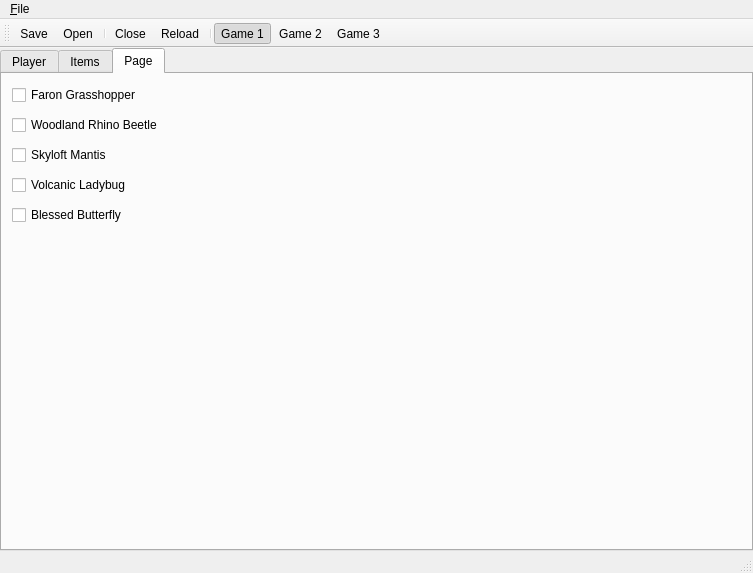
The window that save editor/SS_SaveEditor/mainwindow.ui (Antidote/skyward-sword-save-editor) describes before a commit, drawn with Qt 5.
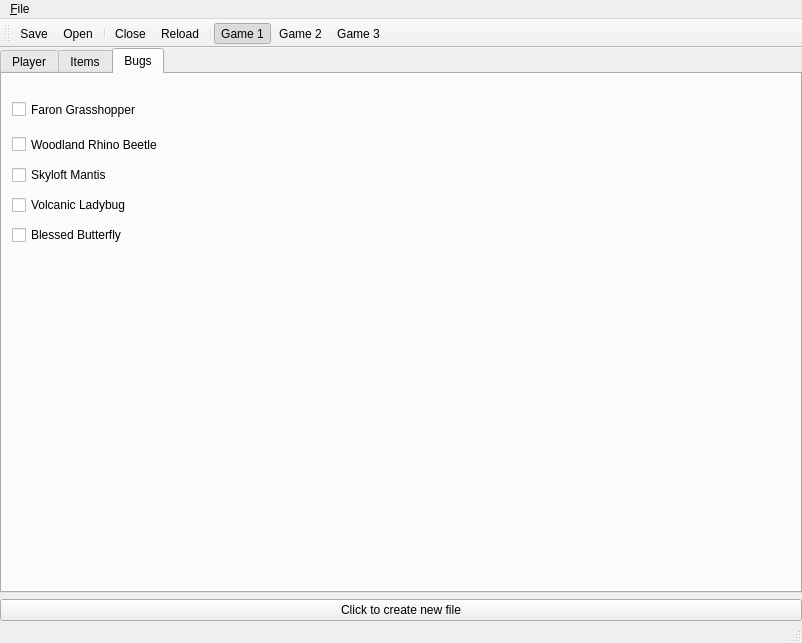
The same window after the commit. The open tabs and pages were chosen to show the change. Icons and pictures are not drawn.

What changed in the file:
```diff
--- a/save editor/SS_SaveEditor/mainwindow.ui
+++ b/save editor/SS_SaveEditor/mainwindow.ui
@@ -6,18 +6,15 @@
    <rect>
     <x>0</x>
     <y>0</y>
-    <width>753</width>
-    <height>573</height>
+    <width>802</width>
+    <height>643</height>
    </rect>
   </property>
   <property name="windowTitle">
    <string>WiiKing2 Editor</string>
   </property>
   <widget class="QWidget" name="centralWidget">
-   <layout class="QHBoxLayout" name="horizontalLayout_6">
-    <property name="spacing">
-     <number>1</number>
-    </property>
+   <layout class="QVBoxLayout" name="verticalLayout_8">
     <property name="margin">
      <number>0</number>
     </property>
@@ -811,13 +808,13 @@
       </widget>
       <widget class="QWidget" name="insectsTab">
        <attribute name="title">
-        <string>Page</string>
+        <string>Bugs</string>
        </attribute>
        <widget class="QCheckBox" name="butterflyChkBox">
         <property name="geometry">
          <rect>
           <x>10</x>
-          <y>130</y>
+          <y>150</y>
           <width>161</width>
           <height>22</height>
          </rect>
@@ -830,7 +827,7 @@
         <property name="geometry">
          <rect>
           <x>10</x>
-          <y>70</y>
+          <y>90</y>
           <width>161</width>
           <height>22</height>
          </rect>
@@ -844,19 +841,29 @@
          <rect>
           <x>10</x>
           <y>10</y>
-          <width>161</width>
-          <height>22</height>
+          <width>191</width>
+          <height>51</height>
          </rect>
         </property>
         <property name="text">
          <string>Faron Grasshopper</string>
         </property>
+        <property name="icon">
+         <iconset resource="resources.qrc">
+          <normaloff>:/bugs/FaronGrasshopper</normaloff>:/bugs/FaronGrasshopper</iconset>
+        </property>
+        <property name="iconSize">
+         <size>
+          <width>64</width>
+          <height>64</height>
+         </size>
+        </property>
        </widget>
        <widget class="QCheckBox" name="ladybugChkBox">
         <property name="geometry">
          <rect>
           <x>10</x>
-          <y>100</y>
+          <y>120</y>
           <width>161</width>
           <height>22</height>
          </rect>
@@ -869,9 +876,9 @@
         <property name="geometry">
          <rect>
           <x>10</x>
-          <y>40</y>
+          <y>60</y>
           <width>191</width>
-          <height>22</height>
+          <height>21</height>
          </rect>
         </property>
         <property name="text">
@@ -881,6 +888,13 @@
       </widget>
      </widget>
     </item>
+    <item>
+     <widget class="QPushButton" name="createFileBtn">
+      <property name="text">
+       <string>Click to create new file</string>
+      </property>
+     </widget>
+    </item>
    </layout>
   </widget>
   <widget class="QMenuBar" name="menuBar">
@@ -888,7 +902,7 @@
     <rect>
      <x>0</x>
      <y>0</y>
-     <width>753</width>
+     <width>802</width>
      <height>21</height>
     </rect>
    </property>
```
Left out of the diff: 4 changed lines with no effect on the pictures.
